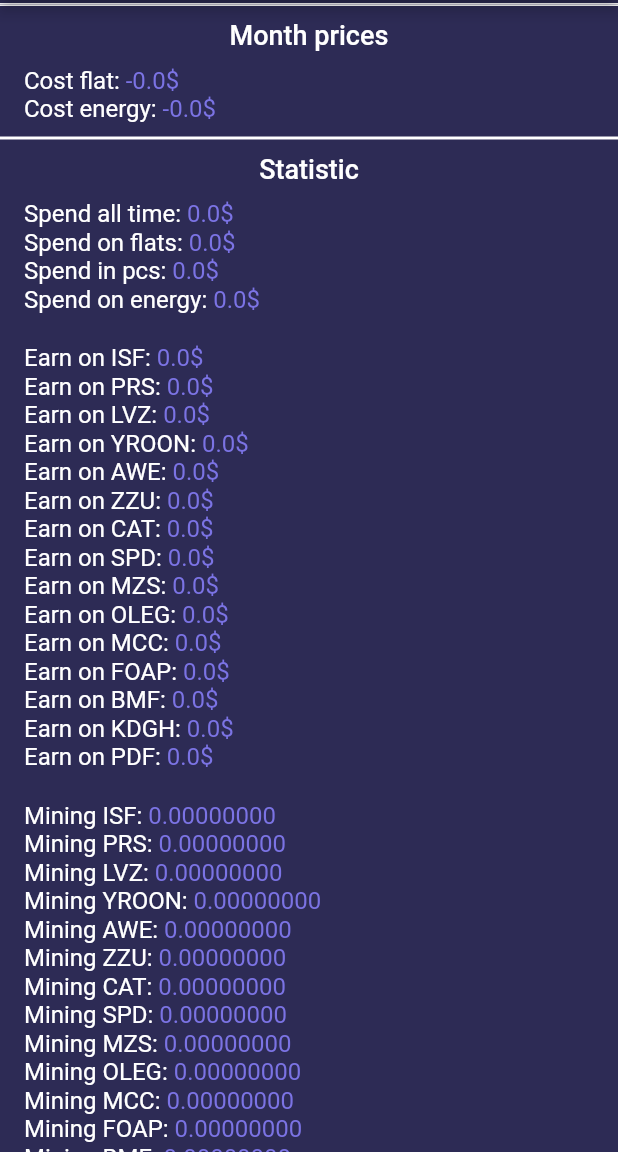
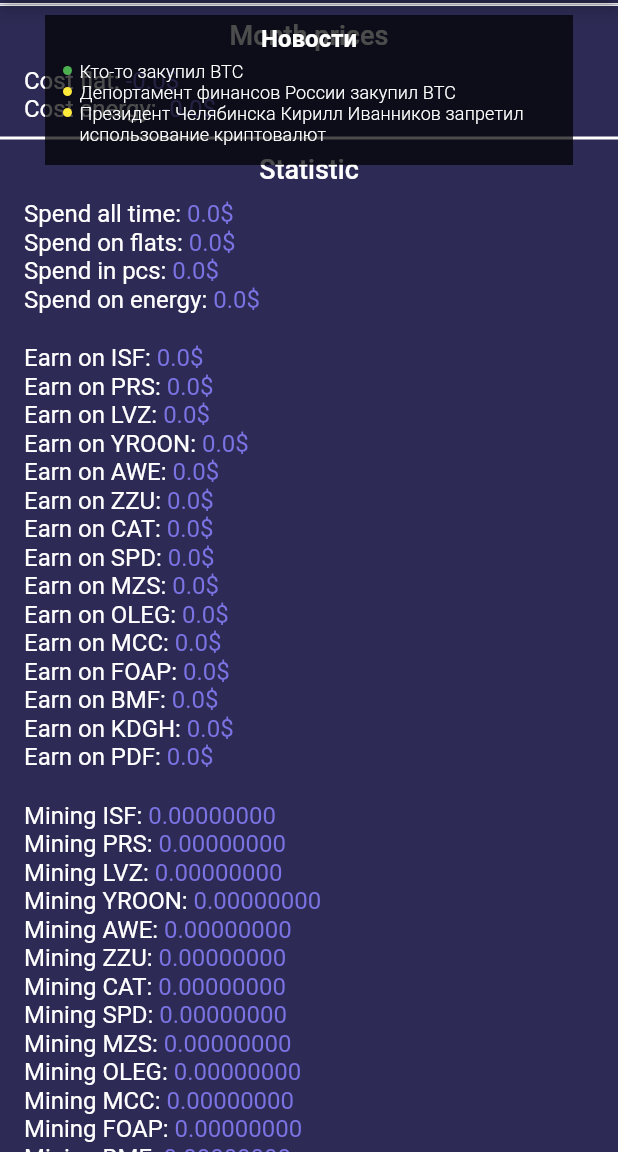
Before and after one commit to PanteoPro/flutter_crypto_idle, a Flutter app: the screen it shows after launch, scrolled down 576 dp, on a phone screen of 412 x 824 dp, the part 84-1236 px from its top. Run offline on Flutter 3.47's test engine with Material 2 defaults, Android fonts, the phone set to English and light mode, and no system bars; our stand-ins replace adaptive_theme, hive, hive_flutter, syncfusion_flutter_charts; missing offline and left inert: syncfusion_flutter_core; accounts and stored records are empty.

Commit message:
add prototype news on main game screen

```diff
--- a/lib/Theme/themes.dart
+++ b/lib/Theme/themes.dart
@@ -15,6 +15,7 @@ final ThemeData kLightTheme = ThemeData.light().copyWith(
     headline2: TextStyle(color: Colors.white, fontWeight: FontWeight.w500, fontSize: 18),
     headline5: TextStyle(color: Colors.white, fontWeight: FontWeight.bold, fontSize: 13),
     headline6: TextStyle(color: Colors.white, fontWeight: FontWeight.normal, fontSize: 13),
+    subtitle2: TextStyle(color: Colors.white, fontWeight: FontWeight.w300, fontSize: 12),
   ),
 );
 
--- a/lib/ui/widgets/game/view/main_game_page.dart
+++ b/lib/ui/widgets/game/view/main_game_page.dart
@@ -26,18 +26,104 @@ class MainGamePage extends StatelessWidget {
       body: SafeArea(
         child: ColoredBox(
           color: Theme.of(context).backgroundColor,
-          child: ListView(
-            children: const <Widget>[
-              _GameImageWidget(),
-              _BalanceWidget(),
-              _ActionsWidget(),
-              _CurrentInfoWidget(),
-              _MonthInfoWidget(),
-              _StatisticWidget(),
+          child: Stack(
+            children: const [
+              _MainWidget(),
+              _PrototypeOfNewsWidget(),
             ],
           ),
         ),
       ),
+    );
+  }
+}
+
+class _PrototypeOfNewsWidget extends StatelessWidget {
+  const _PrototypeOfNewsWidget({Key? key}) : super(key: key);
+
+  @override
+  Widget build(BuildContext context) {
+    return Padding(
+      padding: const EdgeInsets.symmetric(vertical: 10, horizontal: 30),
+      child: Container(
+        color: Colors.black.withOpacity(0.7),
+        width: double.infinity,
+        height: 100,
+        child: Column(
+          children: const [
+            Padding(
+              padding: EdgeInsets.only(top: 6),
+              child: Text('Новости'),
+            ),
+            _PrototypeOfNewsItemsWidget(),
+          ],
+        ),
+      ),
+    );
+  }
+}
+
+class _PrototypeOfNewsItemsWidget extends StatelessWidget {
+  const _PrototypeOfNewsItemsWidget({
+    Key? key,
+  }) : super(key: key);
+
+  @override
+  Widget build(BuildContext context) {
+    final news = [
+      'Кто-то закупил BTC',
+      'Депортамент финансов России закупил BTC',
+      'Президент Челябинска Кирилл Иванников запретил использование криптовалют'
+    ];
+    var index = 1;
+    final newsWidgets = news.map((String news) {
+      final font = Theme.of(context).textTheme.subtitle2;
+      final double sizeIcon = font?.fontSize != null ? font!.fontSize! - 6 : 4;
+      final widget = Row(
+        crossAxisAlignment: CrossAxisAlignment.start,
+        children: [
+          Container(
+            width: sizeIcon,
+            height: sizeIcon,
+            margin: EdgeInsets.only(top: sizeIcon / 2),
+            decoration: BoxDecoration(
+              color: index == 1 ? Colors.green : Colors.yellow,
+              borderRadius: BorderRadius.circular(50),
+            ),
+          ),
+          const SizedBox(width: 5),
+          Expanded(child: Text(news, style: font)),
+        ],
+      );
+      index += 1;
+      return widget;
+    }).toList();
+    return Padding(
+      padding: const EdgeInsets.symmetric(vertical: 6, horizontal: 12),
+      child: Column(
+        crossAxisAlignment: CrossAxisAlignment.start,
+        children: newsWidgets,
+      ),
+    );
+  }
+}
+
+class _MainWidget extends StatelessWidget {
+  const _MainWidget({
+    Key? key,
+  }) : super(key: key);
+
+  @override
+  Widget build(BuildContext context) {
+    return ListView(
+      children: const <Widget>[
+        _GameImageWidget(),
+        _BalanceWidget(),
+        _ActionsWidget(),
+        _CurrentInfoWidget(),
+        _MonthInfoWidget(),
+        _StatisticWidget(),
+      ],
     );
   }
 }
```
